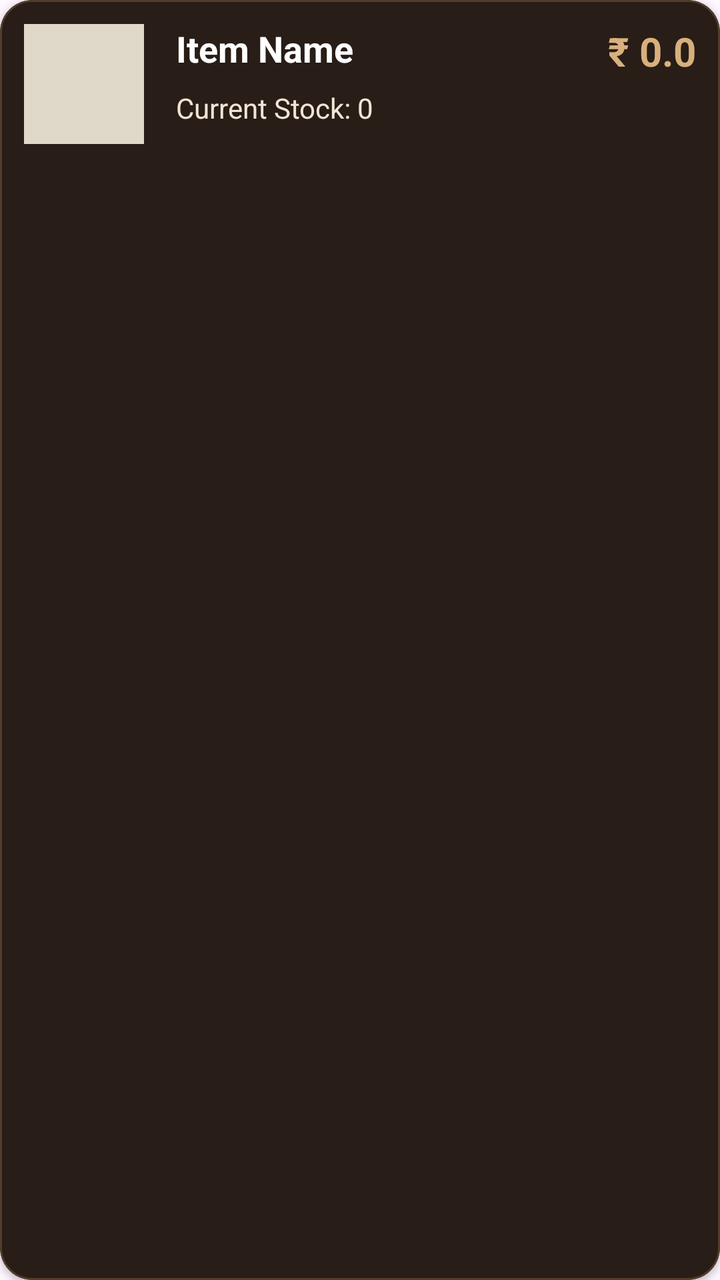
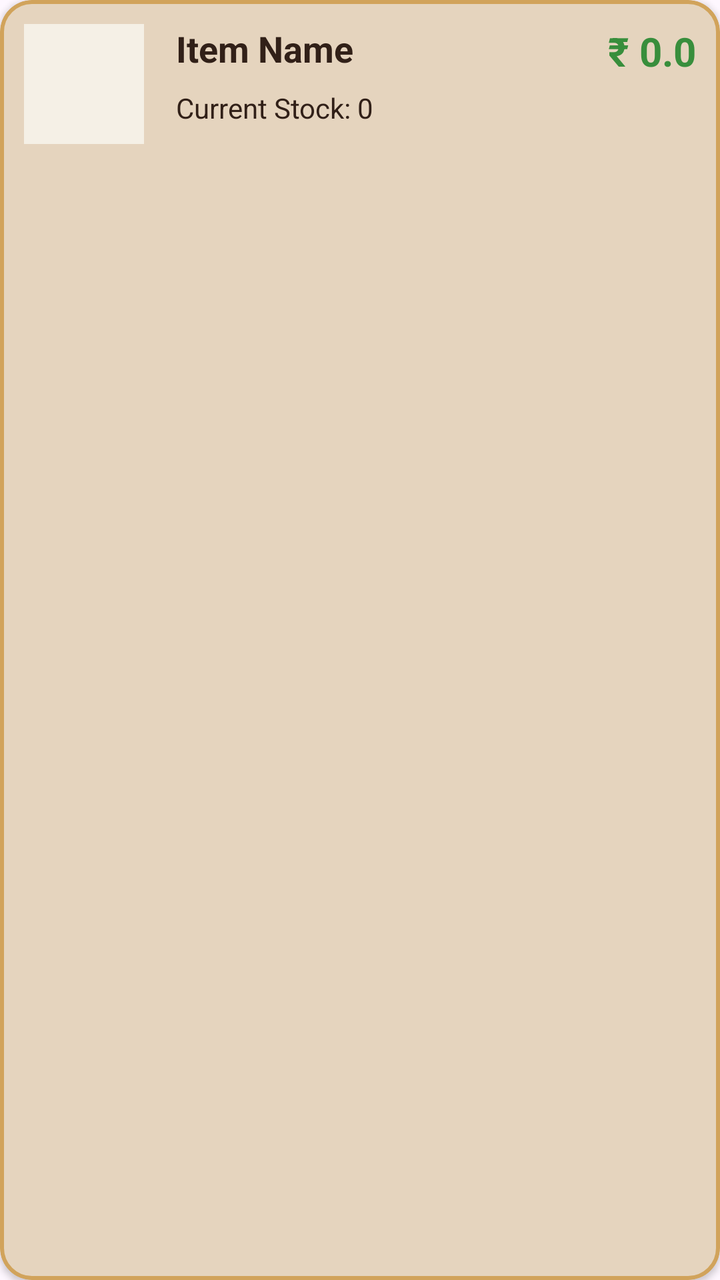

The first picture is an Android layout as it rendered before a commit; the second is the same layout after the commit. The layout source and the unified diff follow.
<!-- AndroidManifest.xml: application theme Theme.COCOBAR -->
<!-- res/layout/item_inventory_card.xml -->
<?xml version="1.0" encoding="utf-8"?>
<com.google.android.material.card.MaterialCardView
    xmlns:android="http://schemas.android.com/apk/res/android"
    xmlns:app="http://schemas.android.com/apk/res-auto"
    android:layout_width="match_parent"
    android:layout_height="wrap_content"
    android:layout_marginBottom="12dp"
    app:cardBackgroundColor="@color/coco_bg_outer"
    app:cardCornerRadius="16dp"
    app:cardElevation="2dp"
    app:strokeColor="@color/coco_divider_gold"
    app:strokeWidth="1dp">

    <androidx.constraintlayout.widget.ConstraintLayout
        android:layout_width="match_parent"
        android:layout_height="wrap_content"
        android:padding="12dp">

        
        <ImageView
            android:id="@+id/ivItemImage"
            android:layout_width="60dp"
            android:layout_height="60dp"
            android:background="#E0D8C8"
            android:scaleType="centerCrop"
            app:layout_constraintStart_toStartOf="parent"
            app:layout_constraintTop_toTopOf="parent"
            app:layout_constraintBottom_toBottomOf="parent"/>

        <TextView
            android:id="@+id/tvItemName"
            android:layout_width="0dp"
            android:layout_height="wrap_content"
            android:text="Item Name"
            android:textColor="@color/white"
            android:textSize="18sp"
            android:textStyle="bold"
            android:layout_marginStart="16dp"
            android:layout_marginEnd="16dp"
            app:layout_constraintStart_toEndOf="@id/ivItemImage"
            app:layout_constraintEnd_toStartOf="@id/tvItemPrice"
            app:layout_constraintTop_toTopOf="parent"/>

        <TextView
            android:id="@+id/tvItemPrice"
            android:layout_width="wrap_content"
            android:layout_height="wrap_content"
            android:text="₹ 0.0"
            android:textColor="@color/cocobar_gold"
            android:textSize="20sp"
            android:textStyle="bold"
            app:layout_constraintEnd_toEndOf="parent"
            app:layout_constraintTop_toTopOf="parent"/>

        <TextView
            android:id="@+id/tvItemQuantity"
            android:layout_width="wrap_content"
            android:layout_height="wrap_content"
            android:text="Current Stock: 0"
            android:textColor="@color/coco_text_light"
            android:textSize="14sp"
            android:layout_marginTop="8dp"
            app:layout_constraintStart_toStartOf="@id/tvItemName"
            app:layout_constraintTop_toBottomOf="@id/tvItemName"/>

    </androidx.constraintlayout.widget.ConstraintLayout>
</com.google.android.material.card.MaterialCardView>
<!-- resources referenced by this layout -->
<resources>
  <color name="coco_bg_outer">#281D17</color>
  <color name="coco_divider_gold">#523D2B</color>
  <color name="coco_text_light">#F0E5D3</color>
  <color name="cocobar_gold">#D8B07D</color>
  <color name="white">#FFFFFFFF</color>
  <style name="Theme.COCOBAR" parent="Base.Theme.COCOBAR" />
  <style name="Base.Theme.COCOBAR" parent="Theme.Material3.DayNight.NoActionBar">
          
          <item name="colorPrimary">@color/coco_button_teal</item>
  
          
          <item name="android:statusBarColor">?android:attr/colorBackground</item>
          
      </style>
  <color name="coco_button_teal">#2F6F6B</color>
</resources>

<!-- the commit's change to res/layout/item_inventory_card.xml (unified diff, before → after) -->
@@ -5,11 +5,11 @@
     android:layout_width="match_parent"
     android:layout_height="wrap_content"
     android:layout_marginBottom="12dp"
-    app:cardBackgroundColor="@color/coco_bg_outer"
+    app:cardBackgroundColor="@color/coco_input_beige"
     app:cardCornerRadius="16dp"
     app:cardElevation="2dp"
-    app:strokeColor="@color/coco_divider_gold"
-    app:strokeWidth="1dp">
+    app:strokeColor="#D1A35B"
+    app:strokeWidth="2dp">
 
     <androidx.constraintlayout.widget.ConstraintLayout
         android:layout_width="match_parent"
@@ -21,7 +21,7 @@
             android:id="@+id/ivItemImage"
             android:layout_width="60dp"
             android:layout_height="60dp"
-            android:background="#E0D8C8"
+            android:background="#F5F0E6"
             android:scaleType="centerCrop"
             app:layout_constraintStart_toStartOf="parent"
             app:layout_constraintTop_toTopOf="parent"
@@ -32,7 +32,7 @@
             android:layout_width="0dp"
             android:layout_height="wrap_content"
             android:text="Item Name"
-            android:textColor="@color/white"
+            android:textColor="#312018"
             android:textSize="18sp"
             android:textStyle="bold"
             android:layout_marginStart="16dp"
@@ -46,7 +46,7 @@
             android:layout_width="wrap_content"
             android:layout_height="wrap_content"
             android:text="₹ 0.0"
-            android:textColor="@color/cocobar_gold"
+            android:textColor="#388E3C"
             android:textSize="20sp"
             android:textStyle="bold"
             app:layout_constraintEnd_toEndOf="parent"
@@ -57,7 +57,7 @@
             android:layout_width="wrap_content"
             android:layout_height="wrap_content"
             android:text="Current Stock: 0"
-            android:textColor="@color/coco_text_light"
+            android:textColor="#312018"
             android:textSize="14sp"
             android:layout_marginTop="8dp"
             app:layout_constraintStart_toStartOf="@id/tvItemName"
<!-- resource entries referenced after the edit -->
@@ -1,10 +1,6 @@
 <!-- resources referenced by this layout -->
 <resources>
-  <color name="coco_bg_outer">#281D17</color>
-  <color name="coco_divider_gold">#523D2B</color>
-  <color name="coco_text_light">#F0E5D3</color>
-  <color name="cocobar_gold">#D8B07D</color>
-  <color name="white">#FFFFFFFF</color>
+  <color name="coco_input_beige">#E5D4BE</color>
   <style name="Theme.COCOBAR" parent="Base.Theme.COCOBAR" />
   <style name="Base.Theme.COCOBAR" parent="Theme.Material3.DayNight.NoActionBar">
           
